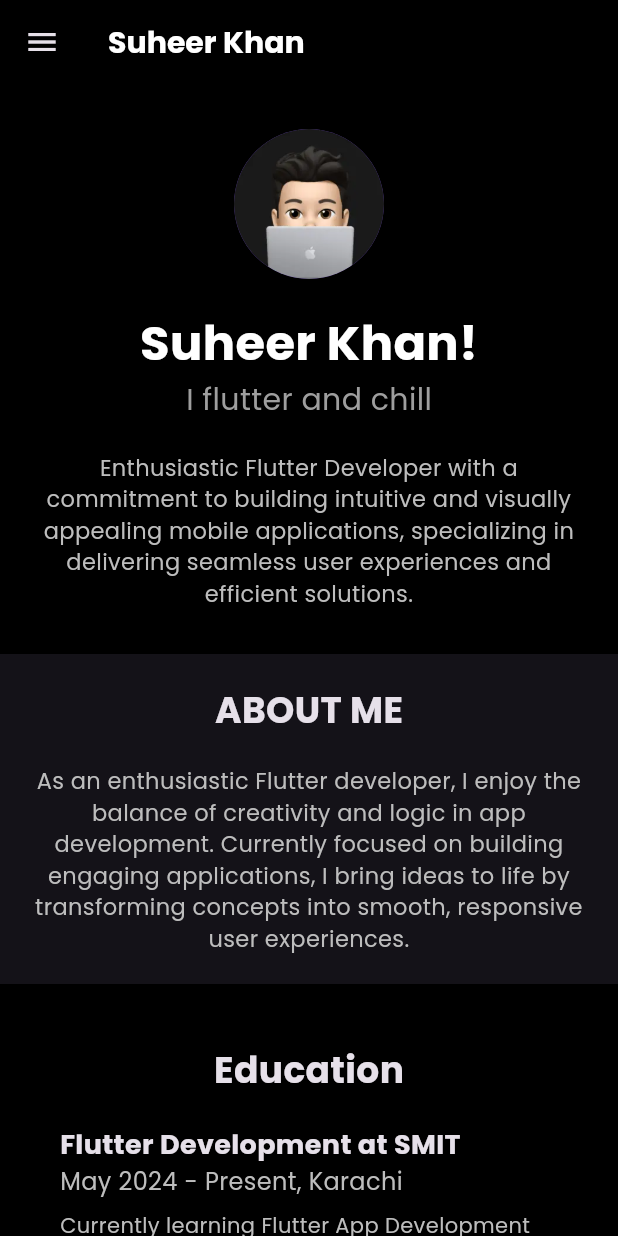
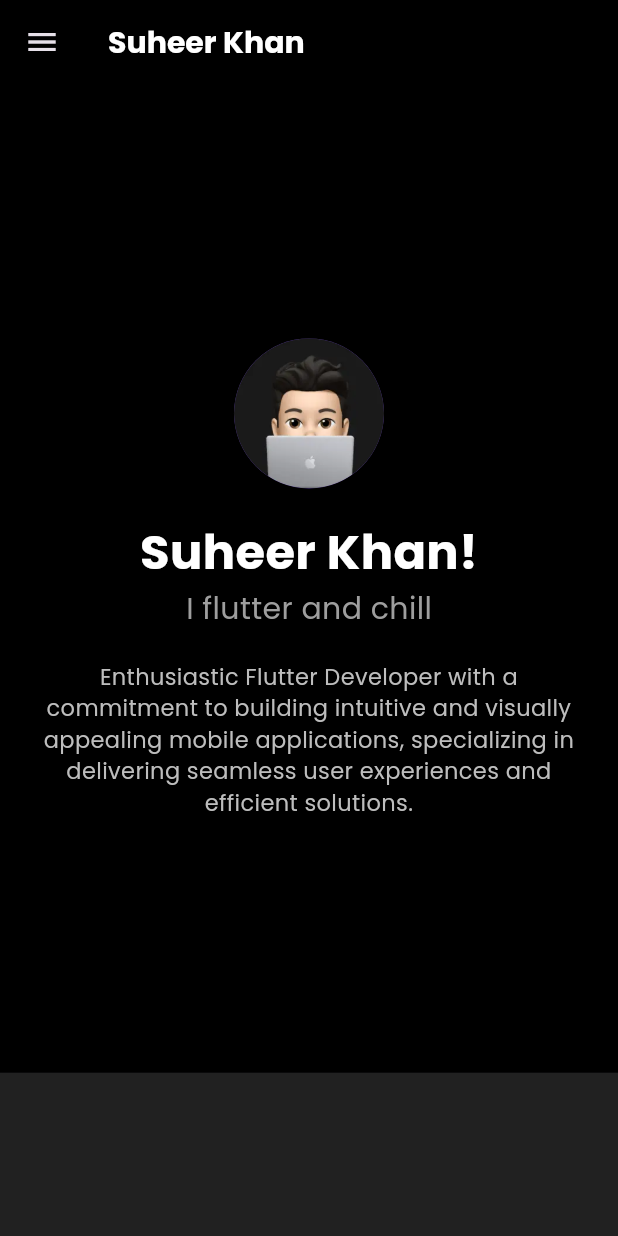
Before and after one commit to suheerthedev/portfolio_web_app, a Flutter app: the screen it shows after launch, on a phone screen of 412 x 824 dp. Run offline on Flutter 3.47's test engine with Material 3 defaults, Android fonts, the phone set to English and light mode, and no system bars; our stand-ins replace flutter_svg, google_fonts, stacked.

Commit message:
Completed making the design responsive

```diff
--- a/lib/home/home_view.dart
+++ b/lib/home/home_view.dart
@@ -22,7 +22,7 @@ class HomeView extends StatelessWidget {
               children: [
                 _buildHeader(context, model),
                 _buildAboutSection(context),
-                _buildExperienceSection(context),
+                _buildEducationSection(context),
                 _buildProjectsSection(context),
                 _buildFooter(context),
               ],
@@ -119,10 +119,20 @@ class HomeView extends StatelessWidget {
   }
 
   Widget _buildHeader(BuildContext context, HomeViewModel model) {
+    final screenWidth = MediaQuery.of(context).size.width;
+    final screenHeight = MediaQuery.of(context).size.height;
+
     return Container(
-      padding: const EdgeInsets.symmetric(vertical: 30, horizontal: 20),
+      width: double.infinity,
       color: Colors.black,
+      constraints: BoxConstraints(minHeight: screenHeight * 0.8),
+      padding: EdgeInsets.symmetric(vertical: screenWidth > 1000 ? 50 : 30),
+      child: Center(
+        child: Container(
+          constraints: const BoxConstraints(maxWidth: 800),
+          padding: const EdgeInsets.symmetric(horizontal: 20),
           child: Column(
+            mainAxisAlignment: MainAxisAlignment.center,
             children: [
               const CircleAvatar(
                 radius: 50,
@@ -132,19 +142,30 @@ class HomeView extends StatelessWidget {
               Text(
                 'Suheer Khan!',
                 style: GoogleFonts.poppins(
-                fontSize: 32, fontWeight: FontWeight.bold, color: Colors.white),
+                  fontSize: screenWidth > 1000 ? 36 : 32,
+                  fontWeight: FontWeight.bold,
+                  color: Colors.white,
+                ),
               ),
               Text(
                 "I flutter and chill",
-            style: GoogleFonts.poppins(fontSize: 20, color: Colors.grey),
+                style: GoogleFonts.poppins(
+                  fontSize: screenWidth > 1000 ? 24 : 20,
+                  color: Colors.grey,
+                ),
               ),
               const SizedBox(height: 20),
               Text(
                 "Enthusiastic Flutter Developer with a commitment to building intuitive and visually appealing mobile applications, specializing in delivering seamless user experiences and efficient solutions.",
                 textAlign: TextAlign.center,
-            style: GoogleFonts.poppins(fontSize: 15, color: Colors.grey[400]),
+                style: GoogleFonts.poppins(
+                  fontSize: screenWidth > 1000 ? 18 : 15,
+                  color: Colors.grey[400],
+                ),
               ),
             ],
+          ),
+        ),
       ),
     );
   }
@@ -168,45 +189,106 @@ class HomeView extends StatelessWidget {
   }
 
   Widget _buildAboutSection(BuildContext context) {
+    final screenHeight = MediaQuery.of(context).size.height;
+
     return Container(
-      padding: const EdgeInsets.all(20),
+      width: double.infinity,
+      color: Colors.grey[900],
+      constraints: BoxConstraints(minHeight: screenHeight * 0.6),
+      child: Center(
+        child: Container(
+          constraints: BoxConstraints(maxWidth: 800),
+          padding: const EdgeInsets.symmetric(horizontal: 20, vertical: 40),
           child: Column(
+            mainAxisAlignment: MainAxisAlignment.center,
             children: [
               Text(
                 'ABOUT ME',
-            style:
-                GoogleFonts.poppins(fontSize: 24, fontWeight: FontWeight.bold),
+                style: GoogleFonts.poppins(
+                    fontSize: 28,
+                    fontWeight: FontWeight.bold,
+                    color: Colors.white),
+                textAlign: TextAlign.center,
               ),
               const SizedBox(height: 20),
               Text(
-            """As an enthusiastic Flutter developer, I enjoy the balance of creativity and logic in app development. Currently focused on building engaging applications, I bring ideas to life by transforming concepts into smooth, responsive user experiences.""",
+                "As an enthusiastic Flutter developer, I enjoy the balance of creativity and logic in app development. Currently focused on building engaging applications, I bring ideas to life by transforming concepts into smooth, responsive user experiences.",
                 textAlign: TextAlign.center,
-            style: GoogleFonts.poppins(fontSize: 15, color: Colors.grey[400]),
+                style: GoogleFonts.poppins(
+                  fontSize: 18,
+                  color: Colors.grey[200],
+                ),
               ),
             ],
+          ),
+        ),
       ),
     );
   }
 
-  Widget _buildExperienceSection(BuildContext context) {
+  Widget _buildEducationSection(BuildContext context) {
+    final screenHeight = MediaQuery.of(context).size.height;
+
     return Container(
+      width: double.infinity,
       color: Colors.black,
-      padding: const EdgeInsets.all(40),
+      constraints: BoxConstraints(minHeight: screenHeight * 0.8),
+      child: Center(
+        child: Container(
+          constraints: const BoxConstraints(maxWidth: 800),
+          padding: const EdgeInsets.symmetric(horizontal: 20, vertical: 40),
           child: Column(
+            crossAxisAlignment: CrossAxisAlignment.center,
             children: [
               Text(
-            'Education',
-            style:
-                GoogleFonts.poppins(fontSize: 24, fontWeight: FontWeight.bold),
+                'Education / Experience',
+                style: GoogleFonts.poppins(
+                    fontSize: 28,
+                    fontWeight: FontWeight.bold,
+                    color: Colors.white),
+                textAlign: TextAlign.center,
               ),
-          const SizedBox(height: 20),
-          _buildEducationItem(
-            title: 'Flutter Development at SMIT',
-            subtitle: 'May 2024 - Present, Karachi',
-            description:
-                'Currently learning Flutter App Development Application at SMIT. SMIT is an institute with well trained instructor who have industry experience.',
+              const SizedBox(height: 30),
+              Container(
+                padding: const EdgeInsets.all(20),
+                margin: const EdgeInsets.symmetric(vertical: 10),
+                decoration: BoxDecoration(
+                  color: Colors.grey[900],
+                  borderRadius: BorderRadius.circular(10),
+                ),
+                child: Column(
+                  crossAxisAlignment: CrossAxisAlignment.start,
+                  children: [
+                    Text(
+                      'Flutter Development at SMIT',
+                      style: GoogleFonts.poppins(
+                        fontSize: 20,
+                        fontWeight: FontWeight.bold,
+                        color: Colors.white,
+                      ),
+                    ),
+                    const SizedBox(height: 8),
+                    Text(
+                      'May 2024 - Present, Karachi',
+                      style: GoogleFonts.poppins(
+                        fontSize: 16,
+                        color: Colors.grey[400],
+                      ),
+                    ),
+                    const SizedBox(height: 12),
+                    Text(
+                      'Currently learning Flutter App Development Application at SMIT. SMIT is an institute with well-trained instructors who have industry experience.',
+                      style: GoogleFonts.poppins(
+                        fontSize: 16,
+                        color: Colors.grey[400],
+                      ),
                     ),
                   ],
+                ),
+              ),
+            ],
+          ),
+        ),
       ),
     );
   }
@@ -238,21 +320,31 @@ class HomeView extends StatelessWidget {
   }
 
   Widget _buildProjectsSection(BuildContext context) {
+    final screenHeight = MediaQuery.of(context).size.height;
+
     return Container(
-      padding: const EdgeInsets.all(40),
+      width: double.infinity,
+      color: Colors.grey[900],
+      constraints: BoxConstraints(minHeight: screenHeight * 0.8),
+      child: Center(
+        child: Container(
+          constraints: const BoxConstraints(maxWidth: 1000),
+          padding: const EdgeInsets.symmetric(horizontal: 20, vertical: 40),
           child: Column(
             children: [
               Text(
                 'PROJECTS',
-            style:
-                GoogleFonts.poppins(fontSize: 24, fontWeight: FontWeight.bold),
+                style: GoogleFonts.poppins(
+                    fontSize: 28,
+                    fontWeight: FontWeight.bold,
+                    color: Colors.white),
+                textAlign: TextAlign.center,
               ),
               const SizedBox(height: 20),
-          LayoutBuilder(
-            builder: (context, constraints) {
-              if (constraints.maxWidth > 600) {
-                return Row(
-                  mainAxisAlignment: MainAxisAlignment.center,
+              Wrap(
+                spacing: 20,
+                runSpacing: 20,
+                alignment: WrapAlignment.center,
                 children: [
                   _buildProjectTile(
                       'Newsflix',
@@ -263,50 +355,86 @@ class HomeView extends StatelessWidget {
                       'A weather app displaying current weather data based on location.',
                       'assets/images/weather_banner.svg'),
                 ],
-                );
-              } else {
-                return Column(
-                  children: [
-                    _buildProjectTile(
-                        'Newsflix',
-                        'A news app that fetches latest news articles from various sources.',
-                        'assets/images/newsflix_banner.svg'),
-                    _buildProjectTile(
-                        'Weather Now',
-                        'A weather app displaying current weather data based on location.',
-                        'assets/images/weather_banner.svg'),
+              ),
             ],
+          ),
+        ),
+      ),
     );
   }
-            },
+
+  Widget _buildFooter(BuildContext context) {
+    return Container(
+      color: Colors.black,
+      padding: const EdgeInsets.all(20),
+      child: Column(
+        children: [
+          Text(
+            'Connect with me',
+            style: GoogleFonts.poppins(
+              fontSize: 16,
+              color: Colors.white,
+            ),
+          ),
+          const SizedBox(height: 10),
+          Row(
+            mainAxisAlignment: MainAxisAlignment.center,
+            children: [
+              IconButton(
+                icon: Icon(Icons.linked_camera, color: Colors.white),
+                onPressed: () =>
+                    _launchURL('https://linkedin.com/in/yourprofile'),
+              ),
+              IconButton(
+                icon: Icon(Icons.photo_camera, color: Colors.white),
+                onPressed: () =>
+                    _launchURL('https://instagram.com/yourprofile'),
+              ),
+              IconButton(
+                icon: Icon(Icons.camera, color: Colors.white),
+                onPressed: () => _launchURL('https://facebook.com/yourprofile'),
+              ),
+              IconButton(
+                icon: Icon(Icons.security, color: Colors.white),
+                onPressed: () => _launchURL('https://github.com/yourprofile'),
+              ),
+            ],
+          ),
+          const SizedBox(height: 20),
+          Text(
+            '© 2024 Suheer Khan. All rights reserved.',
+            style: GoogleFonts.poppins(
+              fontSize: 14,
+              color: Colors.grey[600],
+            ),
           ),
         ],
       ),
     );
   }
 
-  Widget _buildFooter(BuildContext context) {
-    return Container(
-      padding: const EdgeInsets.all(20),
-      child: Text(
-        'Made with ❤ by Suheer.',
-        style: GoogleFonts.poppins(fontSize: 14, color: Colors.grey[600]),
-      ),
-    );
+  void _launchURL(String url) async {
+    if (await canLaunch(url)) {
+      await launch(url);
+    } else {
+      throw 'Could not launch $url';
+    }
   }
 
   Widget _buildProjectTile(
       String title, String description, String bannerPath) {
-    return Padding(
-      padding: const EdgeInsets.symmetric(horizontal: 8.0, vertical: 10.0),
+    return ConstrainedBox(
+      constraints: const BoxConstraints(
+        maxWidth: 400,
+      ),
       child: Column(
         children: [
           Container(
             constraints: const BoxConstraints(
-              maxWidth: 600,
+              maxWidth: 400,
             ),
             child: AspectRatio(
-              aspectRatio: 4 / 3,
+              aspectRatio: 3 / 2,
               child: ClipRRect(
                 borderRadius: BorderRadius.circular(25),
                 child: SvgPicture.asset(
--- a/lib/main.dart
+++ b/lib/main.dart
@@ -8,7 +8,6 @@ void main() {
 class MyApp extends StatelessWidget {
   const MyApp({super.key});
 
-  // This widget is the root of your application.
   @override
   Widget build(BuildContext context) {
     return MaterialApp(
```
Lines whose indentation alone changed are shown as unchanged.
